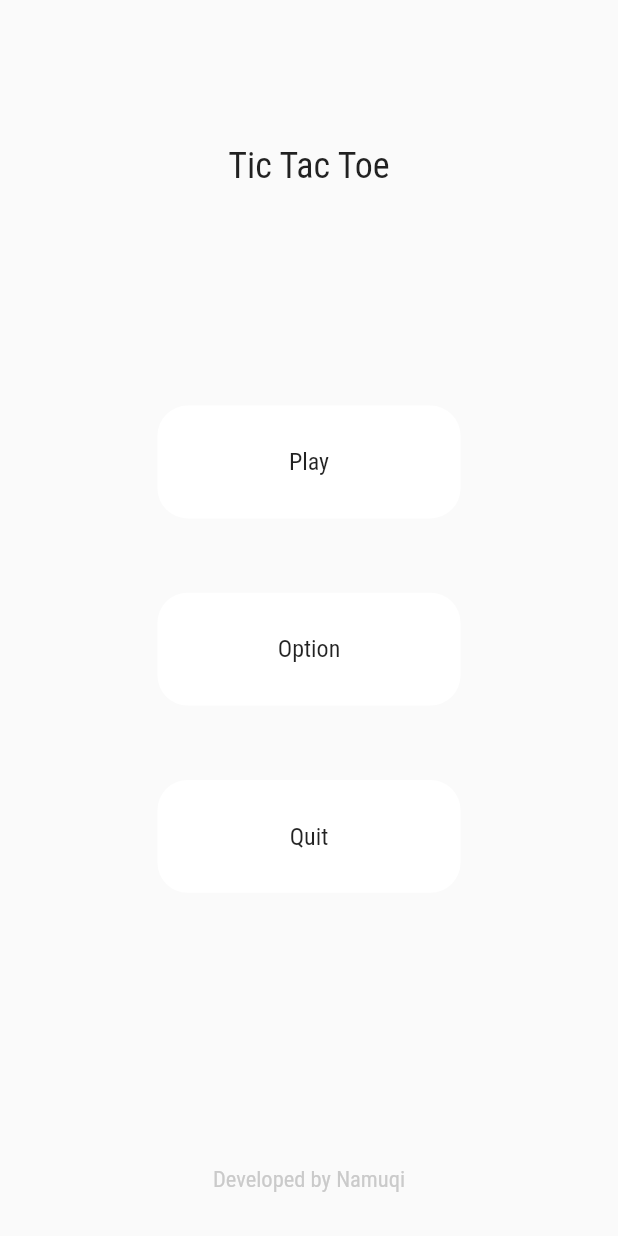
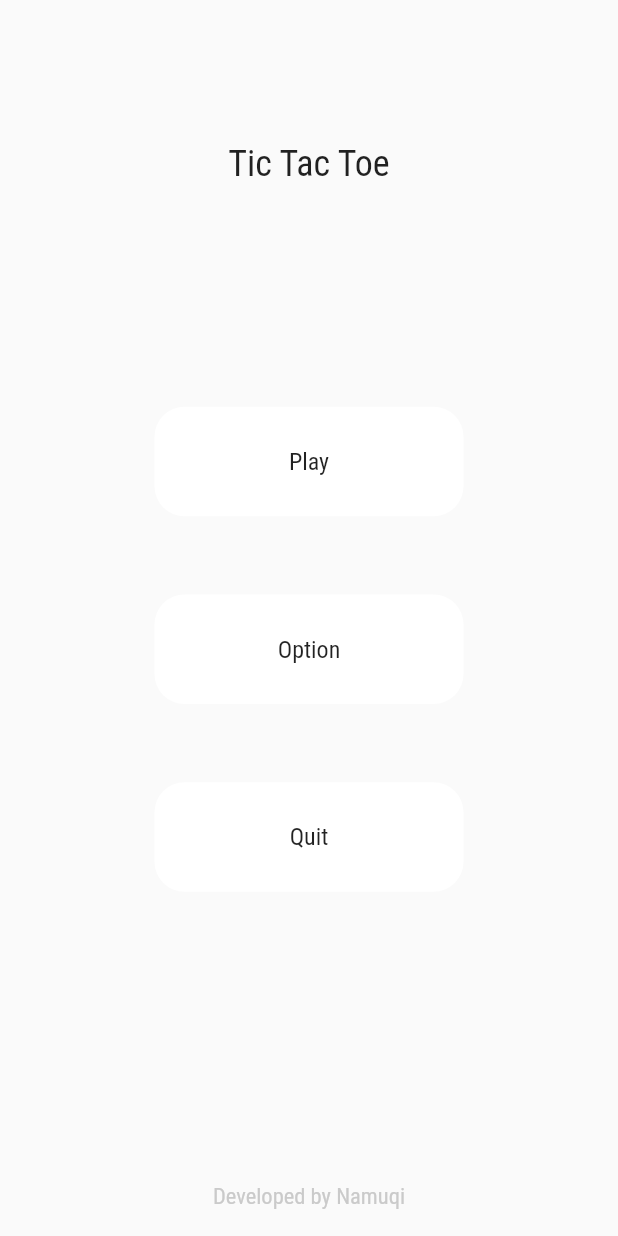
Before and after one commit to NabilMQ/Tic_Tac_Toe, a Flutter app: the first screen one second after launch, on a phone screen of 412 x 824 dp. Run offline on Flutter 3.47's test engine with Material 2 defaults, Android fonts, the phone set to English and light mode, and no system bars; drawn by our look-alikes of flutter_layout_grid; Roboto replaces fonts that are missing (Roboto Condensed).

Commit message:
updating the home page

```diff
--- /dev/null
+++ b/lib/homePage/blank_container.dart
@@ -0,0 +1,23 @@
+import 'package:flutter/material.dart';
+
+class BlankContainer extends StatefulWidget {
+  BlankContainer({
+     Key? key,
+     required this.flex,
+    }) : super(key: key);
+
+  int flex;
+
+  @override
+  State <BlankContainer> createState() => _BlankContainerState();
+}
+
+class _BlankContainerState extends State<BlankContainer> {
+  @override
+  Widget build(BuildContext context) {
+    return Expanded(
+      flex: widget.flex,
+      child: SizedBox.expand(),
+    );
+  }
+}
--- a/lib/homePage/button.dart
+++ b/lib/homePage/button.dart
@@ -4,13 +4,11 @@ class Button extends StatefulWidget {
   const Button({
     Key? key,
     required this.text,
-    required this.fontSize,
     this.route,
     this.isPop = false,
   }) : super(key: key);
 
   final String text;
-  final double fontSize;
   final Function? route;
   final bool isPop;
 
@@ -93,10 +91,10 @@ class _ButtonState extends State<Button> with TickerProviderStateMixin {
                     fit: BoxFit.scaleDown,
                     child: Text(
                       widget.text,
-                      style: TextStyle(
+                      style: const TextStyle(
                         fontFamily: "Roboto Condensed",
                         fontWeight: FontWeight.normal,
-                        fontSize: widget.fontSize,
+                        fontSize: 16,
                         letterSpacing: 0,
                       ),
                     ),
--- a/lib/homePage/home.dart
+++ b/lib/homePage/home.dart
@@ -1,5 +1,5 @@
 import 'package:flutter/material.dart';
-import 'package:flutter_layout_grid/flutter_layout_grid.dart';
+import 'blank_container.dart';
 import 'package:tic_tac_toe/playPage/selectModePage/select_mode_page.dart';
 import 'package:tic_tac_toe/globalWidget/header.dart';
 import 'package:tic_tac_toe/homePage/button.dart';
@@ -12,7 +12,7 @@ class Home extends StatefulWidget {
   State <Home> createState() => _HomeState();
 }
 
-class _HomeState extends State<Home> with SingleTickerProviderStateMixin {
+class _HomeState extends State<Home> with TickerProviderStateMixin {
 
   @override
   Widget build(BuildContext context) {
@@ -25,69 +25,114 @@ class _HomeState extends State<Home> with SingleTickerProviderStateMixin {
         width: width,
         height: height,
         color: const Color.fromARGB(100, 250, 250, 250),
-        child: LayoutGrid(
-          columnSizes: List.generate(8, (index) => 1.fr),
-          rowSizes: List.generate(40, (index) => 1.fr),
-          columnGap: 8,
-          rowGap: 8,
+        child: Column(
           children: [
-            const GridPlacement(
-              columnStart: 1,
-              columnSpan: 6,
-              rowStart: 3,
-              rowSpan: 5,
-              child: Header(
-                text: "Tic Tac Toe",
-              )
+
+            BlankContainer(flex: 6),
+
+            // header
+            Expanded(
+              flex: 9,
+              child: Row(
+                children: [
+                  BlankContainer(flex: 1),
+                  const Expanded(
+                    flex: 6,
+                    child: Header(text: "Tic Tac Toe"),
+                  ),
+                  BlankContainer(flex: 1),
+                ],
+              ),
             ),
 
-            GridPlacement(
-              columnStart: 2,
-              columnSpan: 4,
-              rowStart: 13,
-              rowSpan: 4,
+            BlankContainer(flex: 11),
+
+            // play button
+            Expanded(
+              flex: 7,
+              child: Row(
+                children: [
+                  BlankContainer(flex: 1),
+                  Expanded(
+                    flex: 2,
                     child: Button(
                       text: "Play",
-                fontSize: 16,
                       route: () {
                         Navigator.of(context).push(toSelectModePage());
                       }
-              )
+                    ),
+                  ),
+                  BlankContainer(flex: 1),
+                ],
+              ),
             ),
 
-            const GridPlacement(
-              columnStart: 2,
-              columnSpan: 4,
-              rowStart: 19,
-              rowSpan: 4,
+            BlankContainer(flex: 5),
+
+            // option button
+            Expanded(
+              flex: 7,
+              child: Row(
+                children: [
+                  BlankContainer(flex: 1),
+                  Expanded(
+                    flex: 2,
                     child: Button(
                       text: "Option",
-                fontSize: 16,
-              )
+                    ),
                   ),
 
-            const GridPlacement(
-              columnStart: 2,
-              columnSpan: 4,
-              rowStart: 25,
-              rowSpan: 4,
+                  BlankContainer(flex: 1),
+                ],
+              ),
+            ),
+
+            BlankContainer(flex: 5),
+
+            // quit button
+            Expanded(
+              flex: 7,
+              child: Row(
+                children: [
+
+                  BlankContainer(flex: 1),
+
+                  Expanded(
+                    flex: 2,
                     child: Button(
                       text: "Quit",
-                fontSize: 16,
-              )
+                    ),
                   ),
 
-            const GridPlacement(
-              columnStart: 2,
-              columnSpan: 4,
-              rowStart: 37,
-              rowSpan: 2,
-              child: TextAnimation(
-                text: "Developed by Namuqi",
+                  BlankContainer(flex: 1),
+
+                ],
               ),
             ),
+
+
+            BlankContainer(flex: 17),
+
+            Expanded(
+              flex: 5,
+              child: Row(
+                children: [
+
+                  BlankContainer(flex: 1),
+
+                  const Expanded(
+                    flex: 2,
+                    child: TextAnimation(text: "Developed by Namuqi"),
+                  ),
+
+                  BlankContainer(flex: 1),
+
                 ],
               ),
+            ),
+
+          ],
+        )
       ),
     );
   }
```
Lines whose indentation alone changed are shown as unchanged.
